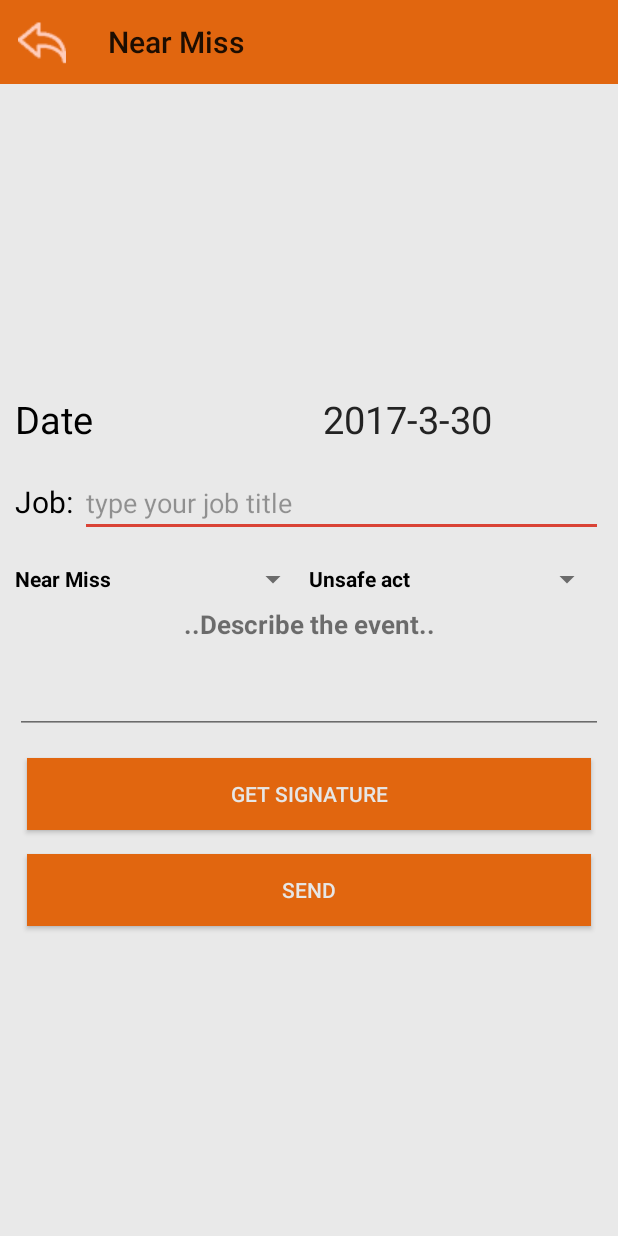
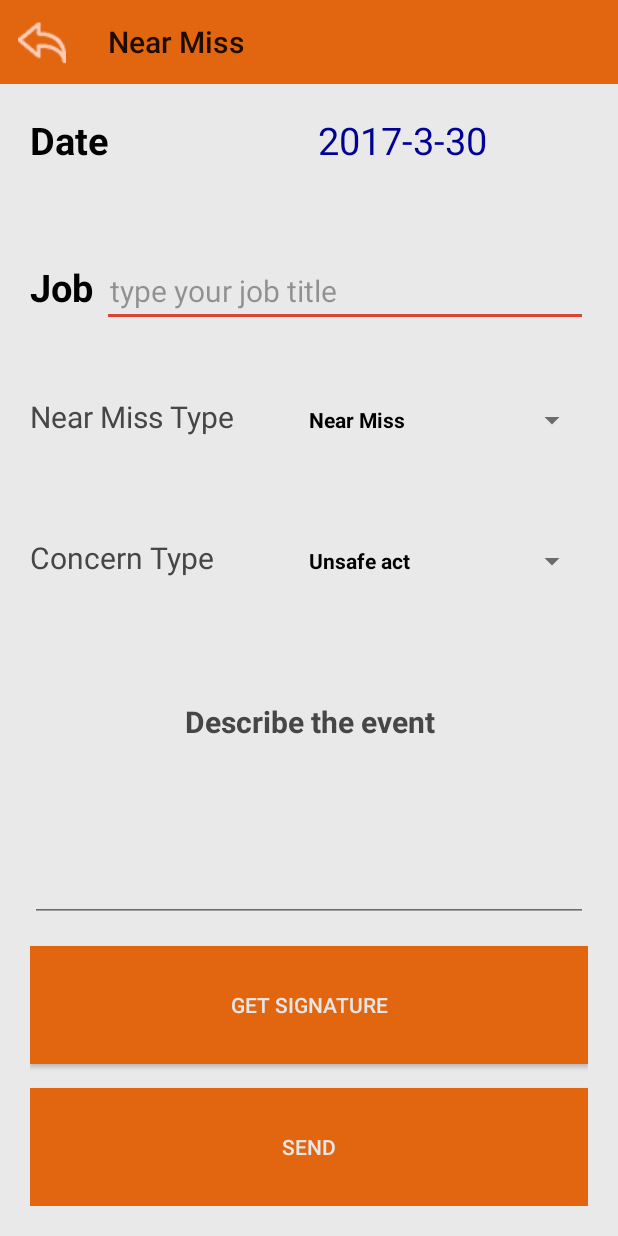
Before and after one commit to hassan963/DemoConstract, an Android app: the NearMiss_Activity screen opened directly, with no data from a screen before it, on a phone screen of 412 x 824 dp. Run offline under Robolectric (Android 15) with nearby library versions, the phone set to English and light mode, and no system bars; our stand-ins replace Volley.

Commit message:
layout edited of near miss

```diff
--- a/app/src/main/res/layout/activity_nearmiss.xml
+++ b/app/src/main/res/layout/activity_nearmiss.xml
@@ -1,73 +1,92 @@
 <?xml version="1.0" encoding="utf-8"?>
 <LinearLayout xmlns:android="http://schemas.android.com/apk/res/android"
+    xmlns:app="http://schemas.android.com/apk/res-auto"
     android:layout_width="fill_parent"
     android:layout_height="fill_parent"
-    xmlns:app="http://schemas.android.com/apk/res-auto"
     android:background="#e9e9e9"
-    app:theme="@style/AppTheme.PopupOverlay"
-    android:orientation="vertical">
+    android:orientation="vertical"
+    app:theme="@style/AppTheme.PopupOverlay">
 
     <include layout="@layout/sign_activity_toolbar" />
 
     <LinearLayout
         android:layout_width="fill_parent"
         android:layout_height="fill_parent"
+        android:gravity="center"
         android:orientation="vertical"
-        android:padding="10dp"
-        android:gravity="center">
+        android:padding="20dp">
 
         <LinearLayout
             android:layout_width="match_parent"
-            android:layout_height="wrap_content"
+            android:layout_height="0dp"
+            android:layout_weight="1"
             android:orientation="horizontal">
+
             <TextView
                 android:layout_width="0dp"
                 android:layout_height="wrap_content"
                 android:layout_weight="1"
+                android:gravity="left"
                 android:text="Date"
-                android:gravity="left"
                 android:textColor="#000"
-                android:textSize="25sp"/>
+                android:textSize="25sp"
+                android:textStyle="bold" />
+
             <TextView
                 android:id="@+id/dateNear"
                 android:layout_width="0dp"
+                android:layout_height="wrap_content"
                 android:layout_weight="2"
-                android:layout_height="wrap_content"
+                android:gravity="center"
                 android:text="12.03.2017"
-                android:textSize="25sp"
-                android:textColor="#232323"
-                android:gravity="center"/>
+                android:textColor="#000293"
+                android:textSize="25sp" />
         </LinearLayout>
 
 
         <LinearLayout
             android:layout_width="match_parent"
-            android:layout_height="wrap_content"
-            android:orientation="horizontal"
-            android:layout_marginTop="16dp">
+            android:layout_height="0dp"
+            android:layout_marginTop="16dp"
+            android:layout_weight="1"
+            android:orientation="horizontal">
 
             <TextView
                 android:layout_width="wrap_content"
                 android:layout_height="wrap_content"
-                android:text="Job: "
+                android:text="Job "
                 android:textColor="#000"
-                android:textSize="20sp"/>
+                android:textSize="25sp"
+                android:textStyle="bold" />
 
             <EditText
                 android:id="@+id/jobET"
                 android:layout_width="fill_parent"
                 android:layout_height="wrap_content"
+                android:hint="type your job title"
+                android:paddingLeft="5dp"
+                android:paddingRight="5dp"
                 android:textColor="#000"
-                android:hint="type your job title" />
+                android:textSize="20sp" />
 
         </LinearLayout>
 
+
         <LinearLayout
             android:layout_width="match_parent"
-            android:layout_height="wrap_content"
-            android:orientation="horizontal"
-            android:layout_marginTop="16dp">
+            android:layout_height="0dp"
+            android:layout_marginTop="16dp"
+            android:layout_weight="1"
+            android:orientation="horizontal">
 
+            <TextView
+                android:layout_width="0dp"
+                android:layout_height="match_parent"
+                android:layout_weight="1"
+                android:textSize="20sp"
+                android:gravity="left"
+                android:textColor="#464646"
+                android:text="Near Miss Type" />
             <!-- Spinner Element -->
             <Spinner
 
@@ -76,6 +95,24 @@
                 android:layout_height="wrap_content"
                 android:layout_weight="1"
                 android:prompt="@string/spinner_title" />
+
+        </LinearLayout>
+
+        <LinearLayout
+            android:layout_width="match_parent"
+            android:layout_height="0dp"
+            android:layout_marginTop="16dp"
+            android:layout_weight="1"
+            android:orientation="horizontal">
+
+            <TextView
+                android:layout_width="0dp"
+                android:layout_height="match_parent"
+                android:layout_weight="1"
+                android:textSize="20sp"
+                android:gravity="left"
+                android:textColor="#464646"
+                android:text="Concern Type" />
 
             <!-- Spinner Element -->
             <Spinner
@@ -88,48 +125,46 @@
         </LinearLayout>
 
         <TextView
+            android:layout_width="match_parent"
+            android:layout_height="0dp"
             android:layout_marginTop="6dp"
-            android:layout_width="match_parent"
-            android:layout_height="wrap_content"
-            android:text="..Describe the event.."
-            android:textSize="17sp"
-            android:textStyle="bold"
-            android:gravity="center"/>
+            android:layout_weight="1"
+            android:gravity="center"
+            android:text="Describe the event"
+            android:textColor="#464646"
+            android:textSize="20sp"
+            android:textStyle="bold" />
 
         <EditText
             android:id="@+id/eventET"
             android:layout_width="match_parent"
-            android:layout_height="wrap_content"
-            android:layout_marginTop="16dp"/>
+            android:layout_height="0dp"
+            android:layout_marginTop="16dp"
+            android:layout_weight="1" />
 
 
         <Button
             android:id="@+id/signature"
             android:layout_width="match_parent"
-            android:layout_height="wrap_content"
+            android:layout_height="0dp"
+            android:layout_marginTop="16dp"
+            android:layout_weight="1"
+            android:background="@color/colorPrimary"
+            android:padding="5dp"
             android:text="@string/hint_sign"
-            android:padding="5dp"
-            android:layout_marginTop="16dp"
-            android:layout_marginLeft="8dp"
-            android:layout_marginRight="8dp"
-            android:textColor="#e6e6e6"
-            android:background="@color/colorPrimary" />
+            android:textColor="#e6e6e6" />
 
         <Button
             android:id="@+id/sendBTN"
             android:layout_width="match_parent"
-            android:layout_height="wrap_content"
+            android:layout_height="0dp"
+            android:layout_marginTop="16dp"
+            android:layout_weight="1"
+            android:background="@color/colorPrimary"
+            android:padding="5dp"
             android:text="SEND"
-            android:padding="5dp"
-            android:layout_marginTop="16dp"
-            android:layout_marginLeft="8dp"
-            android:layout_marginRight="8dp"
-            android:textColor="#e6e6e6"
-            android:background="@color/colorPrimary" />
+            android:textColor="#e6e6e6" />
 
     </LinearLayout>
 
-
-
-
 </LinearLayout>
```
